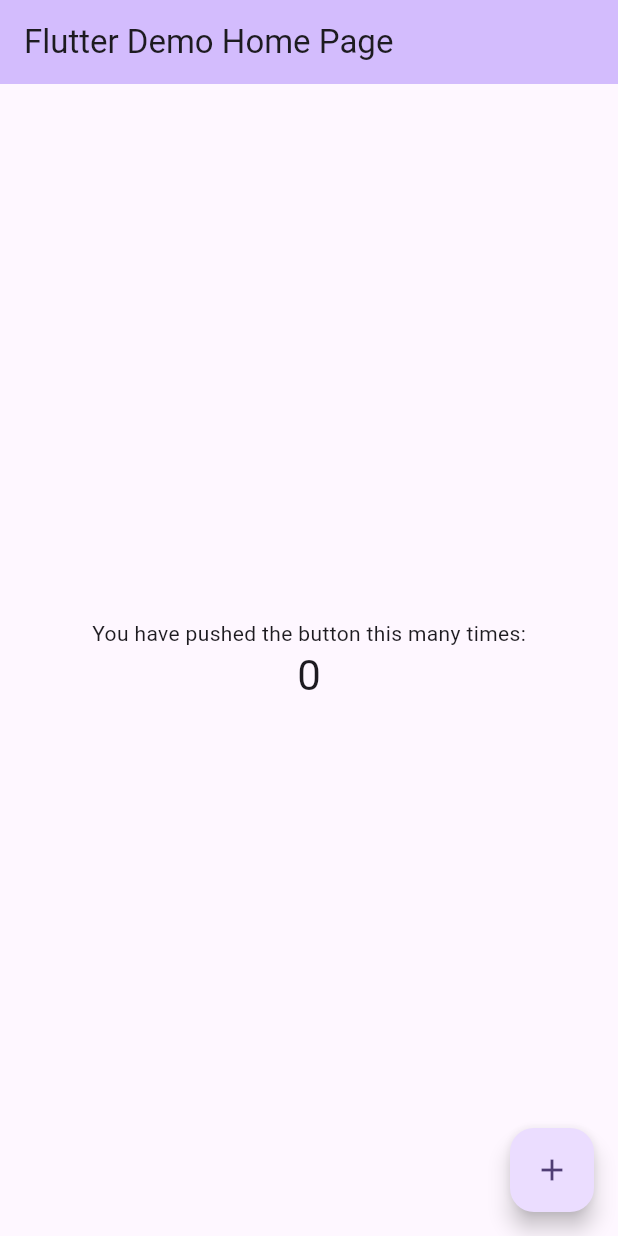
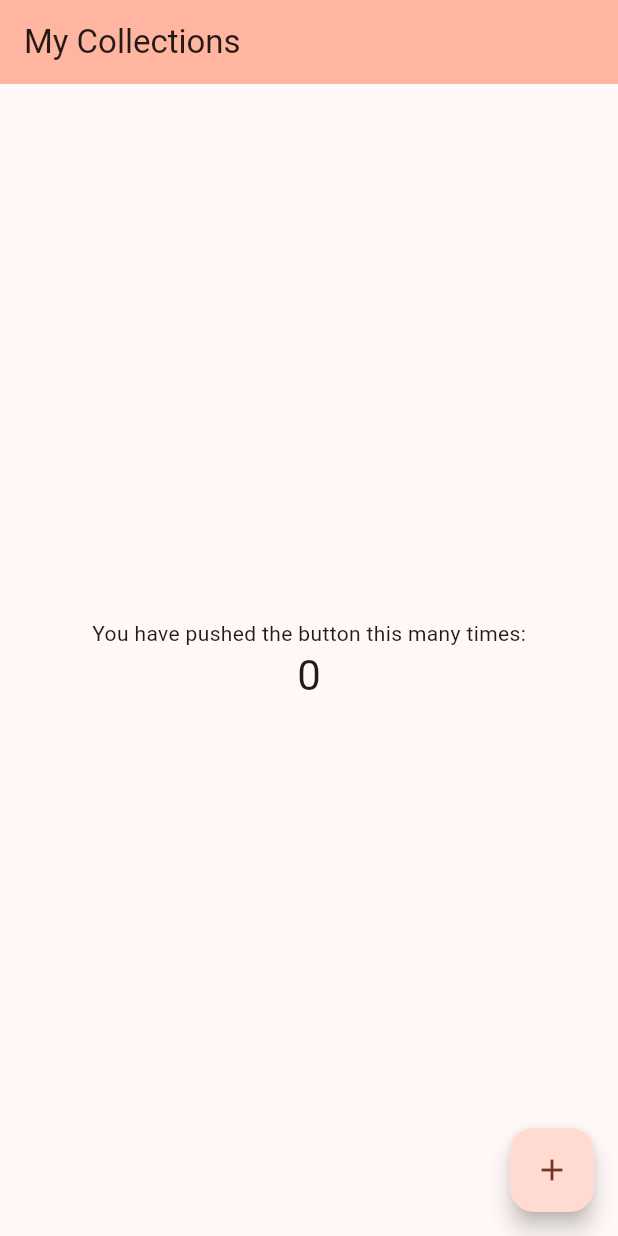
Before and after one commit to daviddela12/myCollections, a Flutter app: the screen it shows after launch, on a phone screen of 412 x 824 dp. Run offline on Flutter 3.47's test engine with Material 3 defaults, Android fonts, the phone set to English and light mode, and no system bars.

Commit message:
change name project

```diff
--- a/lib/main.dart
+++ b/lib/main.dart
@@ -11,7 +11,7 @@ class MyApp extends StatelessWidget {
   @override
   Widget build(BuildContext context) {
     return MaterialApp(
-      title: 'Flutter Demo',
+      title: 'My Collections',
       theme: ThemeData(
         // This is the theme of your application.
         //
@@ -28,10 +28,10 @@ class MyApp extends StatelessWidget {
         //
         // This works for code too, not just values: Most code changes can be
         // tested with just a hot reload.
-        colorScheme: ColorScheme.fromSeed(seedColor: Colors.deepPurple),
+        colorScheme: ColorScheme.fromSeed(seedColor: Colors.deepOrange),
         useMaterial3: true,
       ),
-      home: const MyHomePage(title: 'Flutter Demo Home Page'),
+      home: const MyHomePage(title: 'My Collections'),
     );
   }
 }
--- a/pubspec.yaml
+++ b/pubspec.yaml
@@ -1,5 +1,5 @@
 name: my_collections
-description: "A new Flutter project."
+description: "My Collections."
 # The following line prevents the package from being accidentally published to
 # pub.dev using `flutter pub publish`. This is preferred for private packages.
 publish_to: 'none' # Remove this line if you wish to publish to pub.dev
```
Also changed, not shown: 1 other file.
